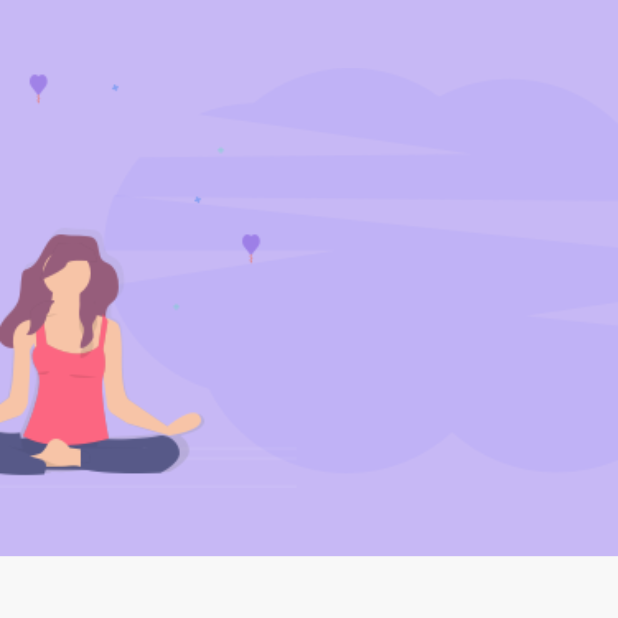
After one commit to Shiroyaksha666/MeditationApp, a Flutter app: the screen it shows after launch, after a tap on "مدیتیشن", on a phone screen of 412 x 824 dp, the top half of it. The commit adds this screen. Run offline on Flutter 3.47's test engine with Material 3 defaults, Android fonts, the phone set to English and light mode, and no system bars; our stand-ins replace flutter_svg.

Commit message:
making meditaton_page

```diff
--- a/lib/main.dart
+++ b/lib/main.dart
@@ -1,6 +1,7 @@
 import 'package:flutter/material.dart';
 import 'package:flutter_svg/flutter_svg.dart';
 import 'package:meditation_app/constant/consts.dart';
+import 'package:meditation_app/screens/meditation_page.dart';
 import 'package:meditation_app/widgets/widgets.dart';
 
 void main() {
@@ -132,20 +133,30 @@ class _HomescreenState extends State<Homescreen> {
                       mainAxisSpacing: 20,
                       childAspectRatio: 0.95,
                       crossAxisCount: 2,
-                      children: const <Widget>[
-                        GridMaker(
+                      children: <Widget>[
+                        const GridMaker(
                           topic: 'رژیم پیشنهادی',
                           imagepath: 'assets/icons/Hamburger.svg',
                         ),
-                        GridMaker(
+                        const GridMaker(
                           topic: 'نرمش',
                           imagepath: 'assets/icons/Excrecises.svg',
                         ),
                         GridMaker(
                           topic: 'مدیتیشن',
                           imagepath: 'assets/icons/Meditation.svg',
+                          pressbutton: () {
+                            Navigator.push(
+                              context,
+                              MaterialPageRoute(
+                                builder: (context) {
+                                  return const MeditationPage();
+                                },
+                              ),
+                            );
+                          },
                         ),
-                        GridMaker(
+                        const GridMaker(
                           topic: 'یوگا',
                           imagepath: 'assets/icons/yoga.svg',
                         ),
--- /dev/null
+++ b/lib/screens/meditation_page.dart
@@ -0,0 +1,27 @@
+import 'package:flutter/material.dart';
+import 'package:meditation_app/constant/consts.dart';
+
+class MeditationPage extends StatelessWidget {
+  const MeditationPage({super.key});
+
+  @override
+  Widget build(BuildContext context) {
+    Size size = MediaQuery.of(context).size;
+    return Scaffold(
+      body: Stack(
+        children: <Widget>[
+          Container(
+            height: size.height * 0.45,
+            decoration: const BoxDecoration(
+              color: kBlueLightColor,
+              image: DecorationImage(
+                image: AssetImage('assets/images/meditation_bg.png'),
+                fit: BoxFit.fitWidth,
+              ),
+            ),
+          ),
+        ],
+      ),
+    );
+  }
+}
```
